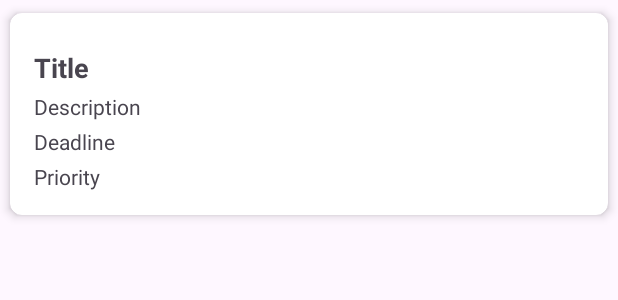
After one commit to Niwanka/organizer2, an Android app: the layout task_item.xml on its own in the app's theme, with its tools: preview values and no code run, on a phone screen of 412 x 824 dp. The commit adds this screen. Shown: the top 300 px of the screen. Run offline under Robolectric (Android 15) with nearby library versions, the phone set to English and light mode, and no system bars.

Commit message:
read basics

```diff
--- /dev/null
+++ b/app/src/main/res/layout/task_item.xml
@@ -0,0 +1,63 @@
+<?xml version="1.0" encoding="utf-8"?>
+<androidx.cardview.widget.CardView
+    xmlns:android="http://schemas.android.com/apk/res/android"
+    xmlns:app="http://schemas.android.com/apk/res-auto"
+    android:layout_width="match_parent"
+    android:layout_height="wrap_content"
+    app:cardCornerRadius="8dp"
+    app:cardElevation="4dp"
+    app:cardUseCompatPadding="true">
+
+    <LinearLayout
+        android:layout_width="match_parent"
+        android:layout_height="wrap_content"
+        android:orientation="vertical"
+        android:padding="16dp">
+
+
+        <RelativeLayout
+
+            android:layout_width="match_parent"
+            android:layout_height="wrap_content"
+            android:orientation="horizontal"
+            android:layout_marginTop="8dp">
+
+
+            <TextView
+                android:id="@+id/titleTextView"
+                android:layout_width="wrap_content"
+                android:layout_height="wrap_content"
+                android:text="Title"
+                android:textSize="18sp"
+                android:textStyle="bold"/>
+
+        </RelativeLayout>
+
+            <TextView
+                android:id="@+id/descTextView"
+                android:layout_width="wrap_content"
+                android:layout_height="wrap_content"
+                android:text="Description"
+                android:maxLines="4"
+                android:layout_marginTop="4dp"/>
+
+            <TextView
+                android:id="@+id/deadLineTextView"
+                android:layout_width="wrap_content"
+                android:layout_height="wrap_content"
+                android:text="Deadline"
+                android:maxLines="1"
+                android:layout_marginTop="4dp"/>
+
+            <TextView
+                android:id="@+id/priorityTextView"
+                android:layout_width="wrap_content"
+                android:layout_height="wrap_content"
+                android:text="Priority"
+                android:maxLines="1"
+                android:layout_marginTop="4dp"/>
+
+
+    </LinearLayout>
+
+</androidx.cardview.widget.CardView>
```
Also changed, not shown: app/src/main/java/com/example/organizer/TasksAdapter.kt (added, +47 -0 lines), app/src/main/java/com/example/organizer/taskDatabaseHelper.kt (+24 -0 lines), app/src/main/res/layout/activity_main.xml (+19 -0 lines).
